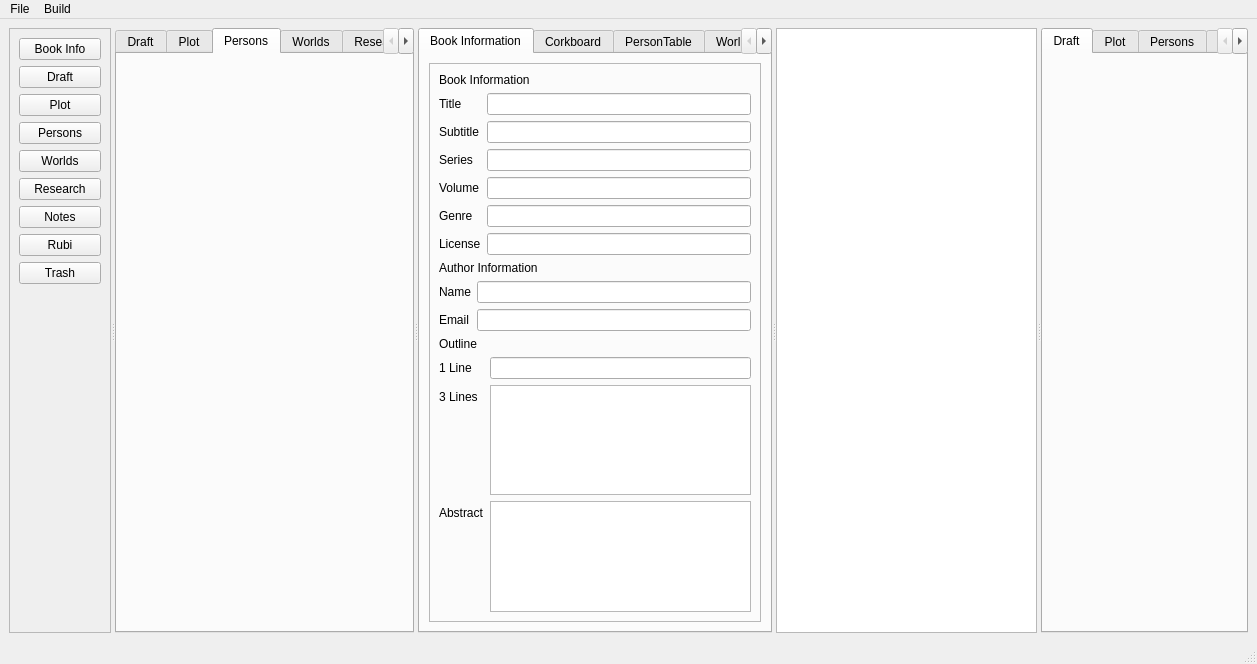
First picture: the form in mainwindow.ui, repository NovelLab/sms-editor1, before the edit.
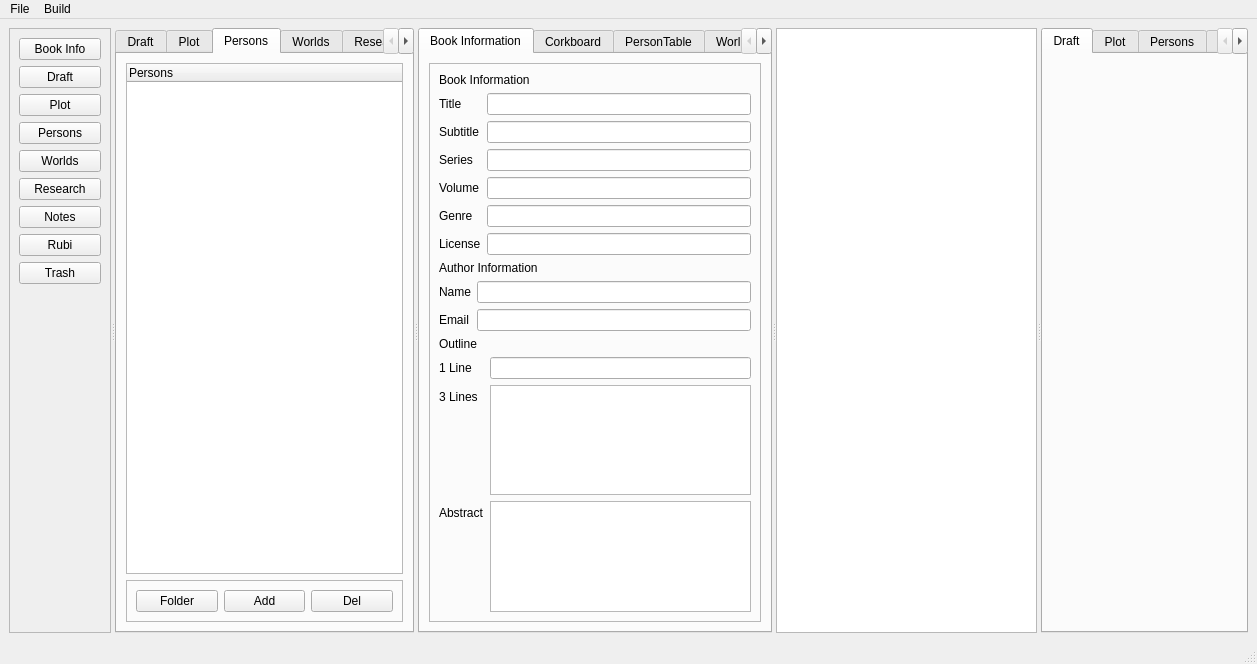
Second picture: the form after the edit. The open tabs and pages were chosen to show the change. Custom widgets are drawn as their Qt base class.

Commit message: Add: person tree view.

Diff of the .ui file:
```diff
--- a/mainwindow.ui
+++ b/mainwindow.ui
@@ -212,6 +212,50 @@
         <attribute name="title">
          <string>Persons</string>
         </attribute>
+        <layout class="QVBoxLayout" name="verticalLayout_9">
+         <item>
+          <widget class="PersonTree" name="personTreeView">
+           <column>
+            <property name="text">
+             <string>Persons</string>
+            </property>
+           </column>
+          </widget>
+         </item>
+         <item>
+          <widget class="QFrame" name="frame_5">
+           <property name="frameShape">
+            <enum>QFrame::StyledPanel</enum>
+           </property>
+           <property name="frameShadow">
+            <enum>QFrame::Raised</enum>
+           </property>
+           <layout class="QHBoxLayout" name="horizontalLayout_3">
+            <item>
+             <widget class="QPushButton" name="btnFolderPerson">
+              <property name="text">
+               <string>Folder</string>
+              </property>
+             </widget>
+            </item>
+            <item>
+             <widget class="QPushButton" name="btnAddPerson">
+              <property name="text">
+               <string>Add</string>
+              </property>
+             </widget>
+            </item>
+            <item>
+             <widget class="QPushButton" name="btnDelPerson">
+              <property name="text">
+               <string>Del</string>
+              </property>
+             </widget>
+            </item>
+           </layout>
+          </widget>
+         </item>
+        </layout>
        </widget>
        <widget class="QWidget" name="tabWorldsTree">
         <attribute name="title">
@@ -576,6 +620,11 @@
    <extends>QTreeWidget</extends>
    <header>views/plottree.h</header>
   </customwidget>
+  <customwidget>
+   <class>PersonTree</class>
+   <extends>QTreeWidget</extends>
+   <header>views/persontree.h</header>
+  </customwidget>
  </customwidgets>
  <resources/>
  <connections/>
```
The commit also changes 2 other files.
